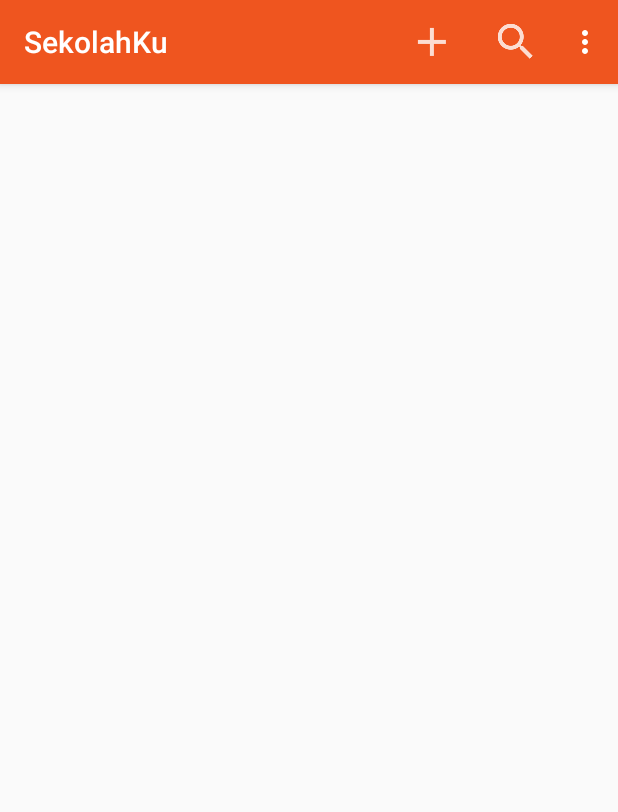
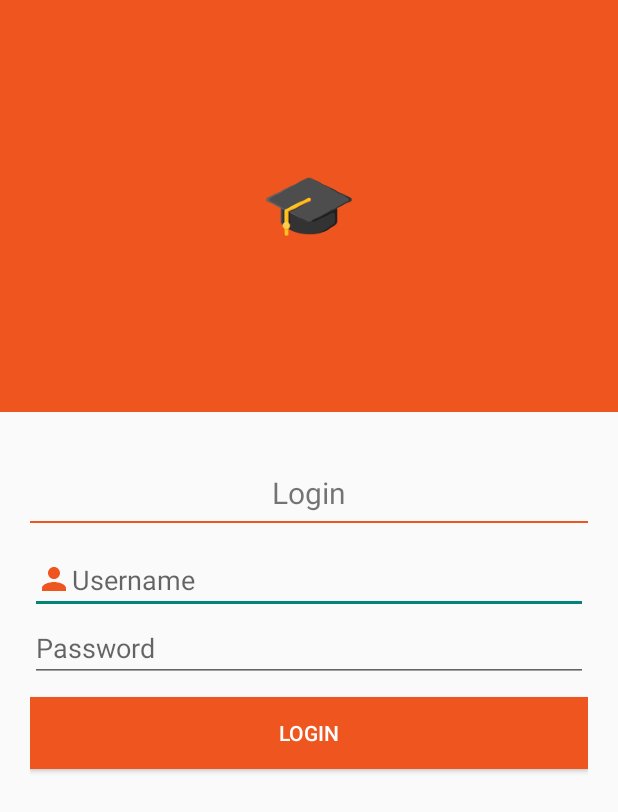
Before and after one commit to faizainur/SekolahKu, an Android app: the screen it shows after launch (ListActivity before the commit, LoginActivity after it), on a phone screen of 412 x 824 dp. Shown: the top 812 px of the screen. Run offline under Robolectric (Android 15) with nearby library versions, the phone set to English and light mode, and no system bars.

Commit message:
Adding Login and Splash Activity

```diff
--- /dev/null
+++ b/app/src/main/java/com/jurnalit/sekolahku/LoginActivity.java
@@ -0,0 +1,61 @@
+package com.jurnalit.sekolahku;
+
+import android.content.Intent;
+import android.content.SharedPreferences;
+import android.support.v7.app.AppCompatActivity;
+import android.os.Bundle;
+import android.view.View;
+import android.widget.Button;
+import android.widget.EditText;
+import android.widget.Toast;
+
+public class LoginActivity extends AppCompatActivity {
+
+    //Deklarasi SharedPreference bernama loginStatus untuk menyimpan status login
+    SharedPreferences preferences;
+    EditText etUsername;
+    EditText etPassword;
+    Button btnLogin;
+    @Override
+    protected void onCreate(Bundle savedInstanceState) {
+        super.onCreate(savedInstanceState);
+        setContentView(R.layout.activity_login);
+
+        etUsername = findViewById(R.id.et_username);
+        etPassword = findViewById(R.id.et_password);
+        btnLogin = findViewById(R.id.btn_login);
+
+        preferences = getSharedPreferences("loginStatus", MODE_PRIVATE);
+        boolean isLoggedIn = preferences.getBoolean("isLoggedIn", false);
+
+        if(isLoggedIn){
+            Intent intent = new Intent(getApplicationContext(), ListActivity.class);
+            startActivity(intent);
+            finish();
+        }
+
+        btnLogin.setOnClickListener(new View.OnClickListener() {
+            @Override
+            public void onClick(View v) {
+                String username;
+                String password;
+
+                username = etUsername.getText().toString().trim();
+                password = etPassword.getText().toString();
+
+                if (username.equals("admin") && password.equals("admin")){
+                    preferences = getSharedPreferences("loginStatus", MODE_PRIVATE);
+                    SharedPreferences.Editor editor = preferences.edit();
+                    editor.putBoolean("isLoggedIn", true);
+                    editor.apply();
+
+                    Intent intent = new Intent(getApplicationContext(), ListActivity.class);
+                    startActivity(intent);
+                    finish();
+                } else {
+                    Toast.makeText(LoginActivity.this, "Login Failed", Toast.LENGTH_SHORT).show();
+                }
+            }
+        });
+    }
+}
--- /dev/null
+++ b/app/src/main/java/com/jurnalit/sekolahku/SplashActivity.java
@@ -0,0 +1,32 @@
+package com.jurnalit.sekolahku;
+
+import android.content.Intent;
+import android.os.Handler;
+import android.support.v7.app.AppCompatActivity;
+import android.os.Bundle;
+
+public class SplashActivity extends AppCompatActivity {
+
+    @Override
+    protected void onCreate(Bundle savedInstanceState) {
+        super.onCreate(savedInstanceState);
+        setContentView(R.layout.activity_splash);
+
+        new Handler().postDelayed(new Runnable() {
+            @Override
+            public void run() {
+                Intent intent = new Intent(getApplicationContext(), LoginActivity.class);
+                startActivity(intent);
+                finish();
+            }
+        }, 3500);
+
+        // Syntax untuk menambah delay sesuai koneksi dengan server
+//        runOnUiThread(new Runnable() {
+//            @Override
+//            public void run() {
+//
+//            }
+//        });
+    }
+}
--- /dev/null
+++ b/app/src/main/res/layout/activity_login.xml
@@ -0,0 +1,61 @@
+<?xml version="1.0" encoding="utf-8"?>
+<LinearLayout xmlns:android="http://schemas.android.com/apk/res/android"
+    xmlns:app="http://schemas.android.com/apk/res-auto"
+    xmlns:tools="http://schemas.android.com/tools"
+    android:layout_width="match_parent"
+    android:layout_height="match_parent"
+    tools:context=".LoginActivity"
+    android:orientation="vertical">
+    <RelativeLayout
+        android:layout_width="match_parent"
+        android:layout_height="0dp"
+        android:layout_weight="1"
+        android:background="@color/colorPrimary"
+        android:fadingEdge="vertical">
+        <ImageView
+            android:layout_width="wrap_content"
+            android:layout_height="wrap_content"
+            android:src="@mipmap/ic_launcher"
+            android:layout_centerInParent="true"/>
+    </RelativeLayout>
+    <LinearLayout
+        android:layout_width="match_parent"
+        android:layout_height="0dp"
+        android:layout_weight="2"
+        android:padding="20dp"
+        android:orientation="vertical">
+        <TextView
+            android:layout_marginTop="20dp"
+            android:layout_width="match_parent"
+            android:layout_height="wrap_content"
+            android:text="Login"
+            android:textAlignment="center"
+            android:textSize="20dp"
+            android:layout_marginBottom="5dp"/>
+        <View
+            android:layout_width="match_parent"
+            android:layout_height="1dp"
+            android:background="@color/colorPrimary"/>
+        <EditText
+            android:layout_width="match_parent"
+            android:layout_height="wrap_content"
+            android:hint="Username"
+            android:drawableLeft="@drawable/ic_person_orange"
+            android:id="@+id/et_username"
+            android:layout_marginTop="15dp"/>
+        <EditText
+            android:layout_width="match_parent"
+            android:layout_height="wrap_content"
+            android:hint="Password"
+            android:id="@+id/et_password"
+            android:inputType="textPassword"/>
+        <Button
+            android:layout_marginTop="10dp"
+            android:layout_width="match_parent"
+            android:layout_height="wrap_content"
+            android:background="@color/colorPrimary"
+            android:text="LOGIN"
+            android:textColor="@color/colorAccent"
+            android:id="@+id/btn_login"/>
+    </LinearLayout>
+</LinearLayout>
--- a/app/src/main/res/menu/menu_main.xml
+++ b/app/src/main/res/menu/menu_main.xml
@@ -3,10 +3,8 @@
     xmlns:app="http://schemas.android.com/apk/res-auto">
 
     <item android:id="@+id/menu_add"
-        android:title="Tambah Siswa"
-        android:icon="@drawable/ic_action_add"
-        app:showAsAction="always"/>
-
+        android:title="Add Student"
+        android:icon="@drawable/ic_action_add"/>
     <item
         android:id="@+id/menu_delete_all_data"
         android:title="Clear All Data" />
@@ -16,4 +14,7 @@
         app:actionViewClass="android.support.v7.widget.SearchView"
         app:showAsAction="collapseActionView|ifRoom"/>
 
+    <item android:id="@+id/menu_logout"
+        android:title="Logout"/>
+
 </menu>
--- a/app/src/main/res/values/colors.xml
+++ b/app/src/main/res/values/colors.xml
@@ -2,5 +2,5 @@
 <resources>
     <color name="colorPrimary">#ef551f </color>
     <color name="colorPrimaryDark">#96ef550a</color>
-    <color name="colorAccent">#FF4081</color>
+    <color name="colorAccent">#ffffff</color>
 </resources>
```
Also changed, not shown: app/src/main/AndroidManifest.xml (+18 -9 lines), app/src/main/java/com/jurnalit/sekolahku/FormActvity.java (+54 -9 lines), app/src/main/java/com/jurnalit/sekolahku/ListActivity.java (+97 -63 lines), app/src/main/java/com/jurnalit/sekolahku/database/StudentDataSource.java (+23 -0 lines), app/src/main/res/layout/activity_list.xml (+8 -8 lines), app/src/main/res/layout/activity_splash.xml (added, +29 -0 lines).
